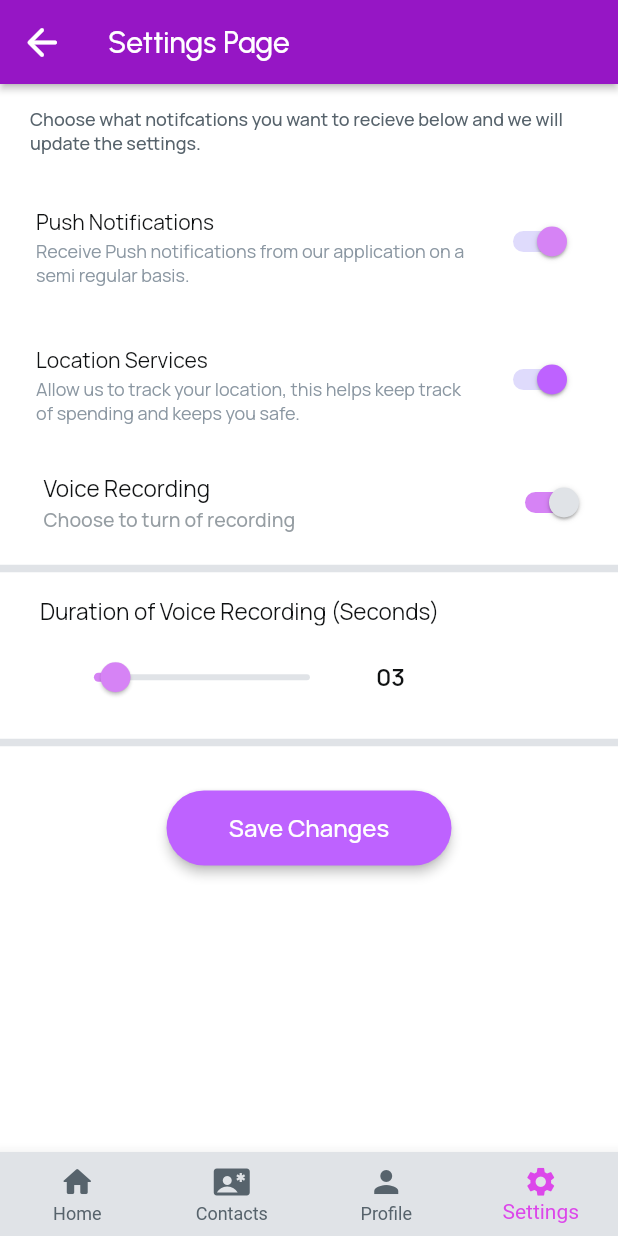
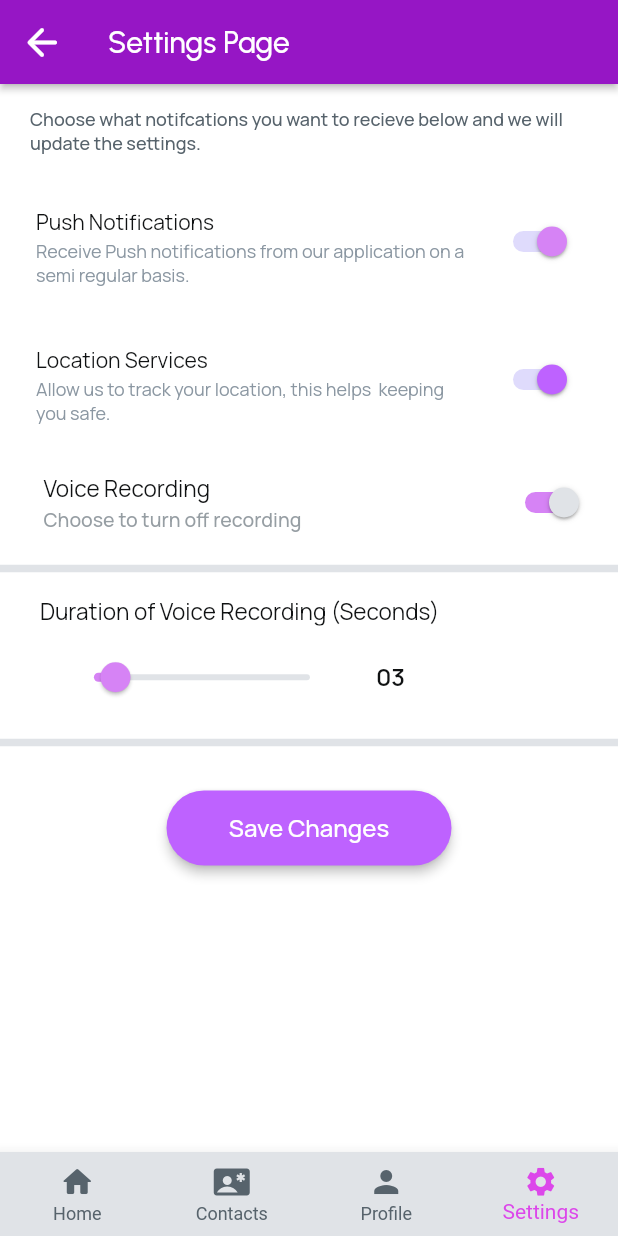
Before and after one commit to VasistAcharya/SafeForYou, a Flutter app: the screen it shows once a user with an empty profile is signed in, item 4 of the bottom bar chosen, on a phone screen of 412 x 824 dp. Run offline on Flutter 3.47's test engine with Material 3 defaults, Android fonts, the phone set to English and light mode, and no system bars; drawn by our look-alikes of auto_size_text; our stand-ins replace cached_network_image, cloud_firestore, cross_file, file_picker, firebase_auth, firebase_core and 15 more; missing offline and left inert: dart:html, json_path, mime_type, platform_detect, record; accounts and stored records are empty; network calls fail.

Commit message:
Updating to latest FlutterFlow output.

```diff
--- a/lib/settings/settings_widget.dart
+++ b/lib/settings/settings_widget.dart
@@ -145,7 +145,7 @@ class _SettingsWidgetState extends State<SettingsWidget> {
                     ),
               ),
               subtitle: Text(
-                'Allow us to track your location, this helps keep track of spending and keeps you safe.',
+                'Allow us to track your location, this helps  keeping you safe.',
                 style: FlutterFlowTheme.of(context).bodyMedium.override(
                       fontFamily: 'Manrope',
                       color: Color(0xFF8B97A2),
@@ -179,7 +179,7 @@ class _SettingsWidgetState extends State<SettingsWidget> {
                       ),
                 ),
                 subtitle: Text(
-                  'Choose to turn of recording',
+                  'Choose to turn off recording',
                   style: FlutterFlowTheme.of(context).labelMedium.override(
                         fontFamily: 'Manrope',
                         color: Color(0x9F57636C),
```
Also changed, not shown: 1 other file.
